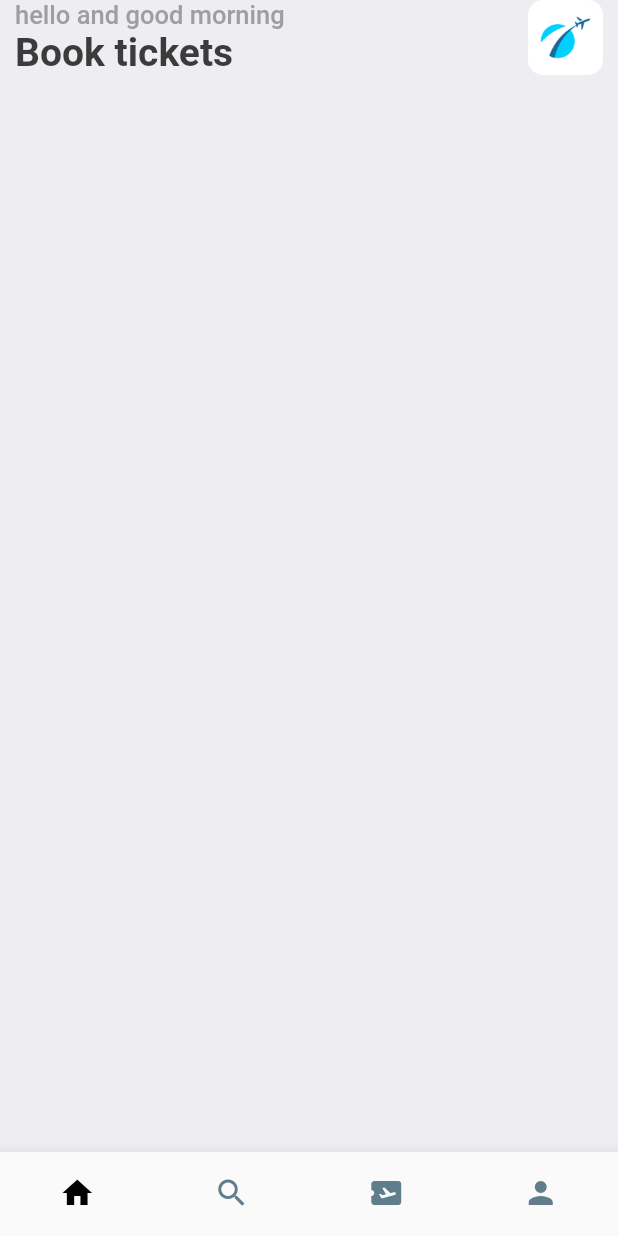
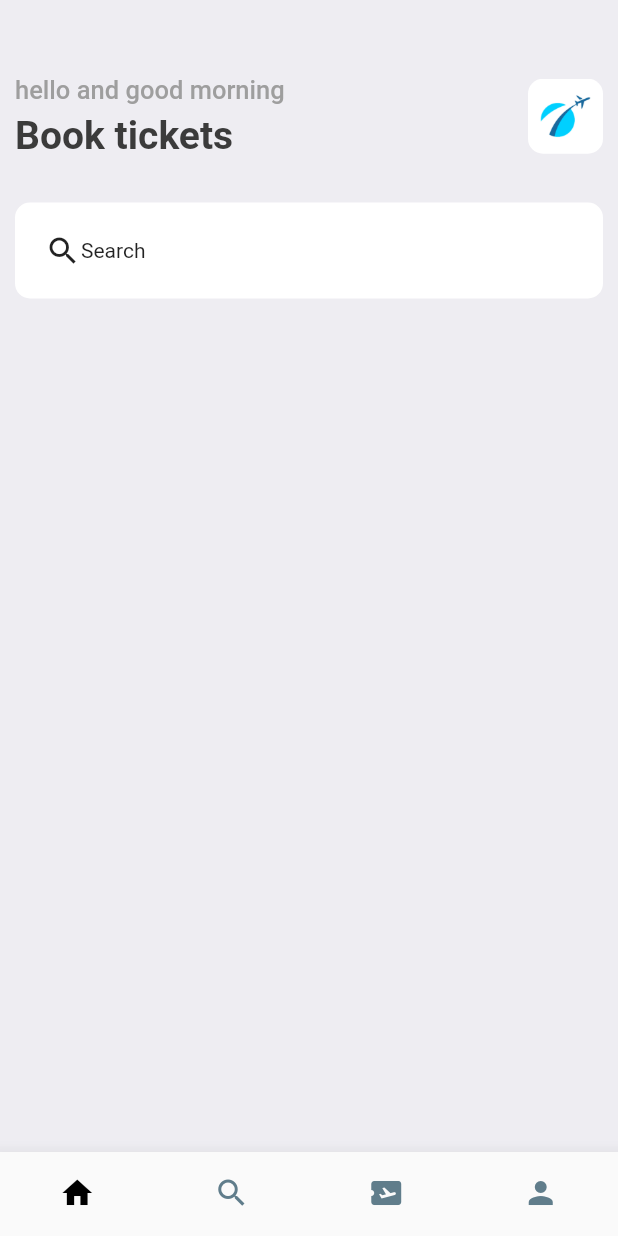
Before and after one commit to alvinwarui29/ticketFlutter, a Flutter app: the screen it shows after launch, on a phone screen of 412 x 824 dp. Run offline on Flutter 3.47's test engine with Material 2 defaults, Android fonts, the phone set to English and light mode, and no system bars.

Commit message:
design the search bar

```diff
--- a/lib/screens/home_screen.dart
+++ b/lib/screens/home_screen.dart
@@ -14,6 +14,9 @@ class HomeScreen extends StatelessWidget {
             padding: const EdgeInsets.symmetric(horizontal: 10),
             child: Column(
               children: [
+                const SizedBox(
+                  height: 50,
+                ),
                 Row(
                   mainAxisAlignment: MainAxisAlignment.spaceBetween,
                   children: [
@@ -23,6 +26,9 @@ class HomeScreen extends StatelessWidget {
                         Text(
                           'hello and good morning',
                           style: Styles.headLine3,
+                        ),
+                        const SizedBox(
+                          height: 5,
                         ),
                         Text('Book tickets', style: Styles.headLine1),
                       ],
@@ -37,6 +43,20 @@ class HomeScreen extends StatelessWidget {
                               image: AssetImage('assets/images/img_1.png'))),
                     )
                   ],
+                ),
+                const SizedBox(height: 30),
+                Container(
+                  decoration: BoxDecoration(
+                    color: Colors.white,
+                    borderRadius: BorderRadius.circular(10),
+                  ),
+                  padding: const EdgeInsets.all(20),
+                  child: Row(
+                    children: const [
+                      Icon(Icons.search),
+                      Text("Search"),
+                    ],
+                  ),
                 )
               ],
             ),
```
